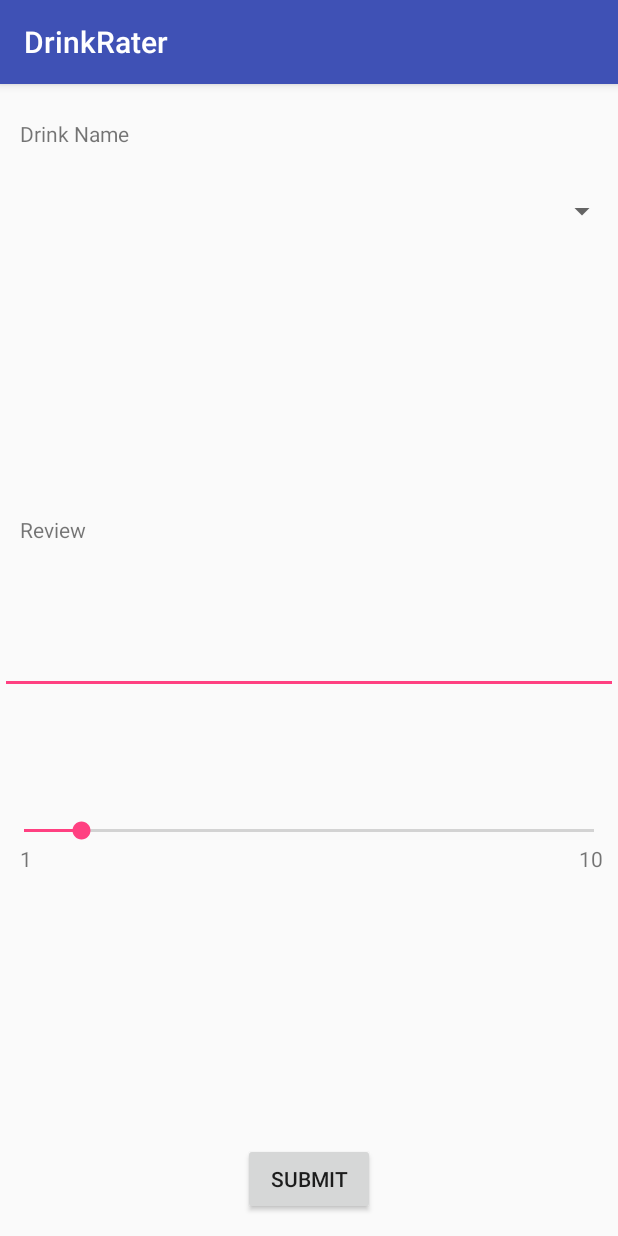
After one commit to jessiepullaro414/DrinkRater, an Android app: the RateActivity screen opened directly, with no data from a screen before it, on a phone screen of 412 x 824 dp. The commit adds this screen. Run offline under Robolectric (Android 15) with nearby library versions, the phone set to English and light mode, and no system bars.

Commit message:
added some new UI features and the Rate activity

```diff
--- a/app/src/main/java/com/example/jessiepullaro/drinkrater/DrinkDBHelper.java
+++ b/app/src/main/java/com/example/jessiepullaro/drinkrater/DrinkDBHelper.java
@@ -123,6 +123,12 @@ public class DrinkDBHelper extends SQLiteOpenHelper {
         return drink;
     }
 
+    public Drink getDrinks(){
+        //TODO return all the drink names as and Array
+        Drink drink = new Drink ("1","1", 1.0);
+        return drink;
+    }
+
 
     // deleting single drink record (not needed at the moment)
     //public void deleteUser(Drink drink){
--- /dev/null
+++ b/app/src/main/java/com/example/jessiepullaro/drinkrater/RateActivity.java
@@ -0,0 +1,54 @@
+package com.example.jessiepullaro.drinkrater;
+
+import android.content.DialogInterface;
+import android.content.Intent;
+import android.os.Bundle;
+import android.support.design.widget.FloatingActionButton;
+import android.support.v7.app.AppCompatActivity;
+import android.view.View;
+import android.widget.ExpandableListView;
+import android.widget.SeekBar;
+
+/**
+ * Created by jessiepullaro on 12/3/17.
+ */
+
+public class RateActivity extends AppCompatActivity {
+
+    private SeekBar rateSetter;
+
+    @Override
+    protected void onCreate(Bundle savedInstanceState) {
+        super.onCreate(savedInstanceState);
+        setContentView(R.layout.activity_rate);
+
+        rateSetter = (SeekBar) findViewById(R.id.seekBar3);
+        rateSetter.setOnSeekBarChangeListener(seekBar1);
+
+
+    }
+
+    public void backToMenu(View view){
+        Intent i = new Intent(RateActivity.this, MenuActivity.class);
+        startActivity(i);
+    }
+
+
+    private SeekBar.OnSeekBarChangeListener seekBar1 = new SeekBar.OnSeekBarChangeListener() {
+        @Override
+        public void onProgressChanged(SeekBar seekBar, int i, boolean b) {
+
+        }
+
+        @Override
+        public void onStartTrackingTouch(SeekBar seekBar) {
+
+        }
+
+        @Override
+        public void onStopTrackingTouch(SeekBar seekBar) {
+
+        }
+    };
+
+    }
--- a/app/src/main/java/com/example/jessiepullaro/drinkrater/User.java
+++ b/app/src/main/java/com/example/jessiepullaro/drinkrater/User.java
@@ -1,4 +1,6 @@
 package com.example.jessiepullaro.drinkrater;
+
+import android.util.Log;
 
 /**
  * Created by jessie on 11/30/17.
@@ -20,9 +22,7 @@ public class User {
         this.username = email;
     }
 
-    public String getPassHash() {
-        return passHash;
-    }
+    public String getPassHash() { return passHash; }
 
     public void setPassHash(String passHash) {
         this.passHash = passHash;
--- /dev/null
+++ b/app/src/main/res/layout/activity_rate.xml
@@ -0,0 +1,81 @@
+<?xml version="1.0" encoding="utf-8"?>
+<RelativeLayout
+    xmlns:android="http://schemas.android.com/apk/res/android" android:layout_width="match_parent"
+    android:layout_height="match_parent">
+
+    <Spinner
+        android:id="@+id/spinner"
+        android:layout_width="match_parent"
+        android:layout_height="wrap_content"
+        android:layout_alignStart="@+id/textView"
+        android:layout_below="@+id/textView"
+        android:layout_marginTop="30dp" />
+
+    <TextView
+        android:id="@+id/textView"
+        android:layout_width="wrap_content"
+        android:layout_height="wrap_content"
+        android:layout_alignParentStart="true"
+        android:layout_alignParentTop="true"
+        android:layout_marginStart="13dp"
+        android:layout_marginTop="23dp"
+        android:text="@string/drinkname" />
+
+    <EditText
+        android:id="@+id/editText4"
+        android:layout_width="match_parent"
+        android:layout_height="wrap_content"
+        android:layout_alignParentStart="true"
+        android:layout_centerVertical="true"
+        android:ems="10"
+        android:inputType="textMultiLine" />
+
+    <TextView
+        android:id="@+id/textView2"
+        android:layout_width="wrap_content"
+        android:layout_height="wrap_content"
+        android:layout_alignBottom="@+id/editText4"
+        android:layout_alignStart="@+id/spinner"
+        android:layout_marginBottom="100dp"
+        android:text="@string/review" />
+
+    <Button
+        android:id="@+id/button"
+        android:layout_width="wrap_content"
+        android:layout_height="wrap_content"
+        android:layout_alignParentBottom="true"
+        android:layout_centerHorizontal="true"
+        android:layout_marginBottom="14dp"
+        android:onClick="backToMenu"
+        android:text="@string/submit" />
+
+    <SeekBar
+        android:id="@+id/seekBar3"
+        style="@android:style/Widget.DeviceDefault.SeekBar"
+        android:layout_width="match_parent"
+        android:layout_height="wrap_content"
+        android:layout_alignParentStart="true"
+        android:layout_below="@+id/editText4"
+        android:layout_marginTop="82dp"
+        android:max="10"
+        android:progress="1" />
+
+    <TextView
+        android:id="@+id/textView5"
+        android:layout_width="wrap_content"
+        android:layout_height="wrap_content"
+        android:layout_alignStart="@+id/textView2"
+        android:layout_alignTop="@+id/seekBar3"
+        android:layout_marginTop="18dp"
+        android:text="@string/one" />
+
+    <TextView
+        android:id="@+id/textView6"
+        android:layout_width="wrap_content"
+        android:layout_height="wrap_content"
+        android:layout_alignParentEnd="true"
+        android:layout_alignTop="@+id/textView5"
+        android:layout_marginEnd="10dp"
+        android:text="@string/ten" />
+
+</RelativeLayout>
--- a/app/src/main/res/values/strings.xml
+++ b/app/src/main/res/values/strings.xml
@@ -4,4 +4,9 @@
     <string name="password">Password</string>
     <string name="signin">Sign-In</string>
     <string name="register">Register</string>
+    <string name="drinkname">Drink Name</string>
+    <string name="review">Review</string>
+    <string name="submit">Submit</string>
+    <string name="one">1</string>
+    <string name="ten">10</string>
 </resources>
```
Also changed, not shown: app/src/main/AndroidManifest.xml (+14 -0 lines), app/src/main/java/com/example/jessiepullaro/drinkrater/LoginActivity.java (+17 -15 lines), app/src/main/java/com/example/jessiepullaro/drinkrater/MenuActivity.java (+9 -0 lines), app/src/main/java/com/example/jessiepullaro/drinkrater/UserDBHelper.java (+7 -5 lines), app/src/main/res/layout/activity_menu.xml (+6 -6 lines).
